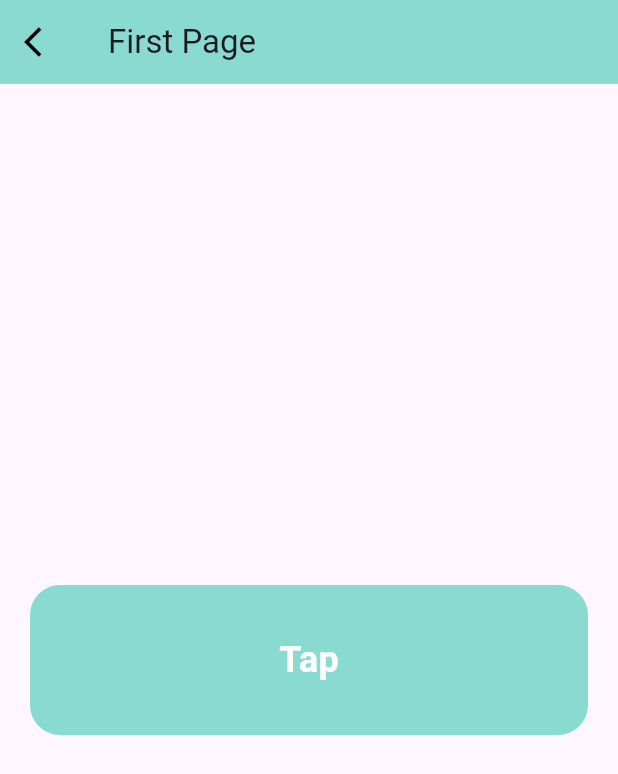
After one commit to ArslanYousaf12/flutter-getx-for-students, a Flutter app: the screen it shows after launch, after a tap on "Tap", after a tap on "Go To first", on a phone screen of 412 x 824 dp. The commit adds this screen. Shown: the top 774 px of the screen. Run offline on Flutter 3.47's test engine with Material 3 defaults, Android fonts, the light colour scheme and no system bars; our stand-ins replace get.

Commit message:
Refactor MyHomePage to use GetMaterialApp and add FirstPage for navigation

```diff
--- /dev/null
+++ b/lib/first_page.dart
@@ -0,0 +1,50 @@
+import 'package:flutter/material.dart';
+import 'package:get/route_manager.dart';
+
+class FirstPage extends StatelessWidget {
+  const FirstPage({super.key});
+
+  @override
+  Widget build(BuildContext context) {
+    return Scaffold(
+      appBar: AppBar(
+        title: Text('First Page'),
+        backgroundColor: Color(0xFF89dad0),
+        leading: IconButton(
+          onPressed: () {
+            Get.back(); // Navigate back to the previous page
+          },
+          icon: Icon(Icons.arrow_back_ios, color: Colors.black),
+        ), // Green color
+      ),
+      body: Container(
+        width: double.maxFinite,
+        height: double.maxFinite,
+        child: Column(
+          mainAxisAlignment: MainAxisAlignment.center,
+          children: [
+            Container(
+              margin: EdgeInsets.all(20),
+              width: double.maxFinite,
+              height: 100,
+              decoration: BoxDecoration(
+                color: Color(0xFF89dad0), // Green color
+                borderRadius: BorderRadius.circular(20),
+              ),
+              child: Center(
+                child: Text(
+                  'Tap',
+                  style: TextStyle(
+                    color: Colors.white,
+                    fontSize: 24,
+                    fontWeight: FontWeight.bold,
+                  ),
+                ),
+              ),
+            ),
+          ],
+        ),
+      ),
+    );
+  }
+}
--- a/lib/main.dart
+++ b/lib/main.dart
@@ -1,4 +1,5 @@
 import 'package:flutter/material.dart';
+import 'package:get/get.dart';
 import 'package:getx_app_learning/my_home_page.dart';
 
 void main() {
@@ -11,24 +12,9 @@ class MyApp extends StatelessWidget {
   // This widget is the root of your application.
   @override
   Widget build(BuildContext context) {
-    return MaterialApp(
+    return GetMaterialApp(
       title: 'Flutter Demo',
       theme: ThemeData(
-        // This is the theme of your application.
-        //
-        // TRY THIS: Try running your application with "flutter run". You'll see
-        // the application has a purple toolbar. Then, without quitting the app,
-        // try changing the seedColor in the colorScheme below to Colors.green
-        // and then invoke "hot reload" (save your changes or press the "hot
-        // reload" button in a Flutter-supported IDE, or press "r" if you used
-        // the command line to start the app).
-        //
-        // Notice that the counter didn't reset back to zero; the application
-        // state is not lost during the reload. To reset the state, use hot
-        // restart instead.
-        //
-        // This works for code too, not just values: Most code changes can be
-        // tested with just a hot reload.
         colorScheme: ColorScheme.fromSeed(seedColor: Colors.deepPurple),
       ),
       home: const MyHomePage(),
--- a/lib/my_home_page.dart
+++ b/lib/my_home_page.dart
@@ -19,13 +19,50 @@
 import 'package:flutter/material.dart';
 import 'package:get/get.dart';
 import 'package:getx_app_learning/controllers/tab_controller.dart';
+import 'package:getx_app_learning/first_page.dart';
 
 class MyHomePage extends StatelessWidget {
   const MyHomePage({super.key});
 
+  final List<String> texts = const ['Go To first', 'Tap', 'Tap', 'Tap'];
+
+  void onTap2() {
+    Get.to(FirstPage());
+  }
+
   @override
   Widget build(BuildContext context) {
     TabControllerGet tabController = Get.put(TabControllerGet());
+    void onTap() {
+      tabController.increment();
+    }
+    // Using Get.put() to initialize the controller and make it available for dependency injection
+    // This allows us to access the controller without needing to pass context around
+    // and ensures that the controller is created only once and reused throughout the app.
+    // This is different from Flutter's built-in TabController, which is used for managing tabs in a TabBar.
+    // Here, we are using GetX's state management to handle the counter logic.
+    // The controller manages an internal counter (_x) and provides an increment method to update it.
+    // The GetBuilder widget listens to changes in the TabControllerGet and rebuilds the UI
+    // whenever the update() method is called in the controller.
+    // This allows us to reactively update the UI based on the controller's state.
+    // The UI consists of a counter display and multiple tap-responsive containers.
+    // The counter display shows the current value of _x from the controller,
+    // and the tap-responsive containers increment this value when tapped.
+    // This approach allows for a clean separation of concerns,
+    // where the controller handles the logic and state management,
+    // while the UI focuses on displaying the data and responding to user interactions.
+    // The use of GetX's reactive programming model simplifies state management
+    // and makes it easy to build responsive UIs that update automatically
+    // when the underlying data changes.
+    // The controller is initialized using Get.put() which registers it for dependency injection.
+    // This allows us to access the controller without needing to pass context around
+    // and ensures that the controller is created only once and reused throughout the app.
+    // This is different from Flutter's built-in TabController, which is used for managing tabs in a TabBar.
+    // Here, we are using GetX's state management to handle the counter logic.
+    // The controller manages an internal counter (_x) and provides an increment method to update it.
+    // The GetBuilder widget listens to changes in the TabControllerGet and rebuilds the UI
+    // whenever the update() method is called in the controller.
+
     return Scaffold(
       body: Container(
         width: double.maxFinite,
@@ -60,9 +97,7 @@ class MyHomePage extends StatelessWidget {
             ...List.generate(
               4,
               (index) => GestureDetector(
-                onTap: () {
-                  tabController.increment();
-                },
+                onTap: index == 0 ? onTap2 : onTap,
                 child: Container(
                   margin: EdgeInsets.all(20),
                   width: double.maxFinite,
@@ -73,7 +108,7 @@ class MyHomePage extends StatelessWidget {
                   ),
                   child: Center(
                     child: Text(
-                      'Tap',
+                      texts[index],
                       style: TextStyle(
                         color: Colors.white,
                         fontSize: 24,
```
